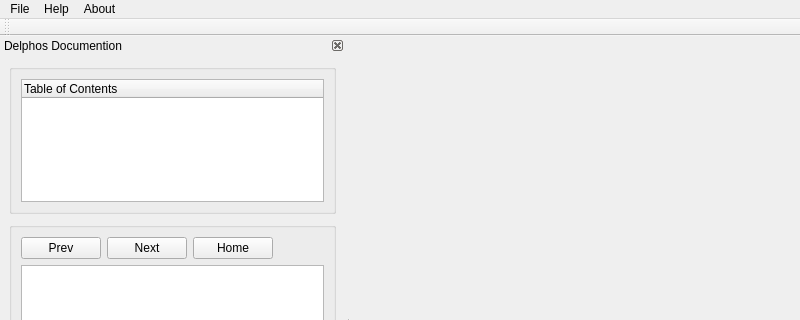
Qt form src/gui/main_window.ui (Ecotrust/delphos) before a commit; both pictures show x 0 to 800 and y 0 to 320 of the 800 by 638 pixel window.
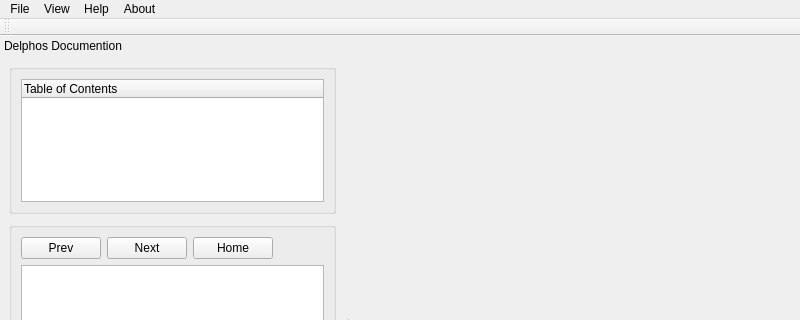
The same form after that commit. Custom widgets are drawn as their Qt base class.

Commit message: implemented most top menu options. added add-criteria dialogs. reworked tables to be single-row select only

Patch:
```diff
--- a/src/gui/main_window.ui
+++ b/src/gui/main_window.ui
@@ -48,7 +48,14 @@
     </property>
     <addaction name="actionAbout_Delphos" />
    </widget>
+   <widget class="QMenu" name="menuView" >
+    <property name="title" >
+     <string>View</string>
+    </property>
+    <addaction name="documentation_window_toggle" />
+   </widget>
    <addaction name="menuFile" />
+   <addaction name="menuView" />
    <addaction name="menuHelp" />
    <addaction name="menuAbout" />
   </widget>
@@ -61,7 +68,7 @@
     </size>
    </property>
    <property name="features" >
-    <set>QDockWidget::DockWidgetClosable|QDockWidget::DockWidgetMovable|QDockWidget::NoDockWidgetFeatures</set>
+    <set>QDockWidget::DockWidgetMovable</set>
    </property>
    <property name="allowedAreas" >
     <set>Qt::LeftDockWidgetArea|Qt::NoDockWidgetArea|Qt::RightDockWidgetArea</set>
```
Left out of the diff: 38 changed lines with no effect on the pictures. The commit also changes 10 other files.
